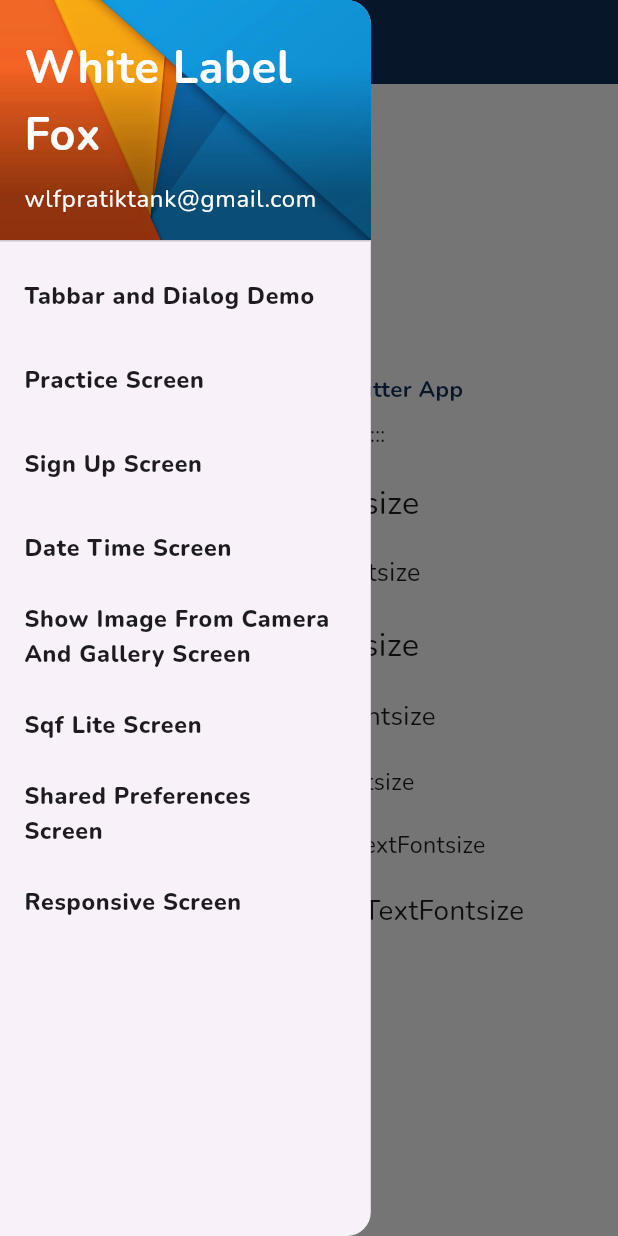
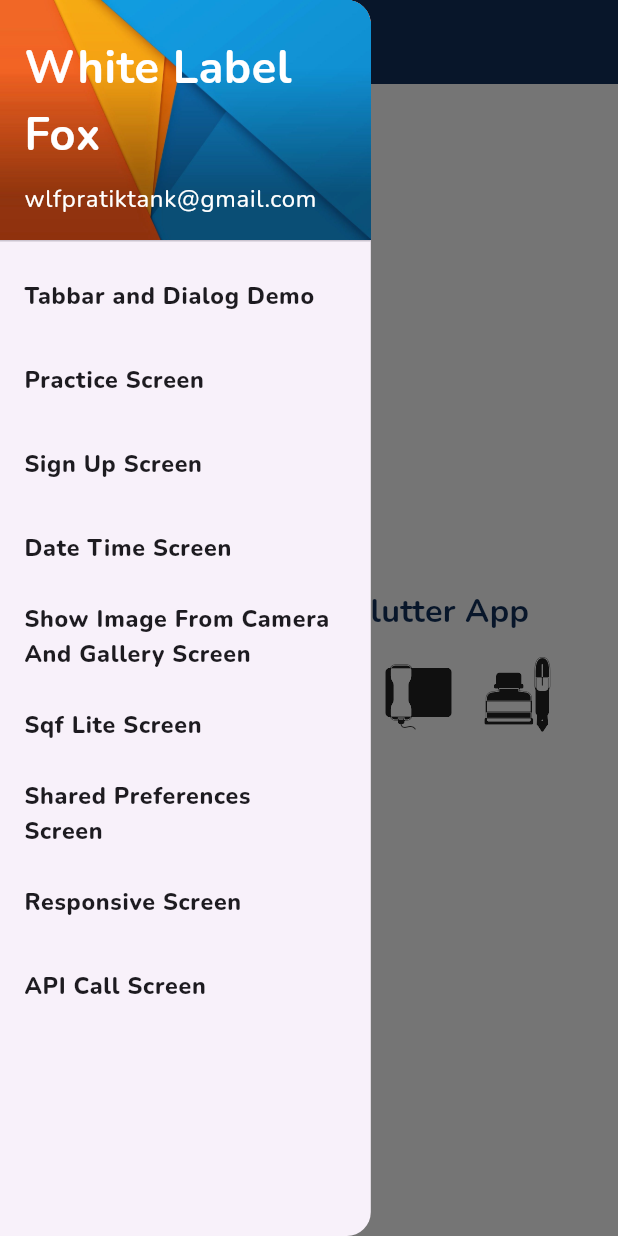
Before and after one commit to wlf-pratik-11/WLF-Flutter-Demo-App, a Flutter app: the screen it shows after launch, with the side drawer open, on a phone screen of 412 x 824 dp. Run offline on Flutter 3.47's test engine with Material 3 defaults, Android fonts, the phone set to English and light mode, and no system bars; our stand-ins replace dio, email_validator, google_fonts, image_cropper, image_picker, intl_phone_field and 4 more; accounts and stored records are empty.

Commit message:
Upload with Api call -  get all data and edit intermediate

```diff
--- a/lib/screens/main_page.dart
+++ b/lib/screens/main_page.dart
@@ -2,11 +2,13 @@ import 'package:flutter/material.dart';
 import 'package:flutter/services.dart';
 import 'package:main_app_demo/commons/common_functions.dart';
 import 'package:main_app_demo/commons/multi_language_strings.dart';
+import 'package:main_app_demo/screens/apiCallScreen/api_call_screen.dart';
 import 'package:main_app_demo/screens/sharedPreferencesScreen/shared_preferences_screen.dart';
 import 'package:main_app_demo/screens/showImageFromCamera/show_image_from_camera_and_gallery_screen.dart';
 import 'package:main_app_demo/screens/signUpScreen/signup_screen.dart';
 import 'package:main_app_demo/screens/sqfLiteDemo/sqflite_demo_screen.dart';
 import 'package:main_app_demo/screens/tabbarDemo/tabbar_screen.dart';
+import 'package:main_app_demo/utils/custom_icons.dart';
 
 import '../commons/my_colors.dart';
 import 'changeScreensDemo/content_holder_screen.dart';
@@ -48,6 +50,10 @@ class MainPage extends StatelessWidget {
     {
       "name":"Responsive Screen",
       "route": ResponsiveScreen()
+    },
+    {
+      "name":"API Call Screen",
+      "route": ApiCallScreen()
     }
   ];
 
@@ -104,40 +110,65 @@ class MainPage extends StatelessWidget {
             crossAxisAlignment: CrossAxisAlignment.center,
         mainAxisAlignment: MainAxisAlignment.center,
         children: [
-          Center(child: Text("Welcome to Our Flutter App",style: TextStyle(color: MyColors.darkBlue,fontWeight: FontWeight.bold,fontSize: 15),)),
+          Center(child: Text("Welcome to Our Flutter App",style: TextStyle(color: MyColors.darkBlue,fontWeight: FontWeight.bold,fontSize: tabbarFontsize),)),
+          // Padding(
+          //   padding: const EdgeInsets.all(10),
+          //   child: Text(":::: Font Sizes ::::"),
+          // ),
+          // Padding(
+          //   padding: const EdgeInsets.all(10),
+          //   child: Text("buttonFontsize",style: TextStyle(fontSize: buttonFontsize),),
+          // ),
+          // Padding(
+          //   padding: const EdgeInsets.all(10),
+          //   child: Text("descriptionFontsize",style: TextStyle(fontSize: descriptionFontsize),),
+          // ),
+          // Padding(
+          //   padding: const EdgeInsets.all(10),
+          //   child: Text("tabbarFontsize",style: TextStyle(fontSize: tabbarFontsize),),
+          // ),
+          // Padding(
+          //   padding: const EdgeInsets.all(10),
+          //   child: Text("textfieldTitleFontsize",style: TextStyle(fontSize: textfieldTitleFontsize),),
+          // ),
+          // Padding(
+          //   padding: const EdgeInsets.all(10),
+          //   child: Text("drawerTextFontsize",style: TextStyle(fontSize: drawerTextFontsize),),
+          // ),
+          // Padding(
+          //   padding: const EdgeInsets.all(10),
+          //   child: Text("fontSize: tabbarTitleTextFontsize",style: TextStyle(fontSize: tabbarTitleTextFontsize),),
+          // ),
+          // Padding(
+          //   padding: const EdgeInsets.all(10),
+          //   child: Text(" fontSize: alertDilogeTextFontsize",style: TextStyle( fontSize: alertDilogeTextFontsize),),
+          // ),
+          Row(
+            crossAxisAlignment: CrossAxisAlignment.center,
+            mainAxisAlignment:MainAxisAlignment.center,
+            children: [
               Padding(
-            padding: const EdgeInsets.all(10),
-            child: Text(":::: Font Sizes ::::"),
+                padding: const EdgeInsets.all(8.0),
+                child: Icon(CustomIcons.briefcase_svgrepo_com,size: 50,),
               ),
               Padding(
-            padding: const EdgeInsets.all(10),
-            child: Text("buttonFontsize",style: TextStyle(fontSize: buttonFontsize),),
+                padding: const EdgeInsets.all(8.0),
+                child: Icon(CustomIcons.brightness_6,size: 50,),
               ),
               Padding(
-            padding: const EdgeInsets.all(10),
-            child: Text("descriptionFontsize",style: TextStyle(fontSize: descriptionFontsize),),
+                padding: const EdgeInsets.all(8.0),
+                child: Icon(CustomIcons.brightness_auto,size: 50,),
               ),
               Padding(
-            padding: const EdgeInsets.all(10),
-            child: Text("tabbarFontsize",style: TextStyle(fontSize: tabbarFontsize),),
+                padding: const EdgeInsets.all(8.0),
+                child: Icon(CustomIcons.telephone_svgrepo_com,size: 50,),
               ),
               Padding(
-            padding: const EdgeInsets.all(10),
-            child: Text("textfieldTitleFontsize",style: TextStyle(fontSize: textfieldTitleFontsize),),
+                padding: const EdgeInsets.all(8.0),
+                child: Icon(CustomIcons.pen_svgrepo_com,size: 50,),
               ),
-          Padding(
-            padding: const EdgeInsets.all(10),
-            child: Text("drawerTextFontsize",style: TextStyle(fontSize: drawerTextFontsize),),
-          ),
-          Padding(
-            padding: const EdgeInsets.all(10),
-            child: Text("fontSize: tabbarTitleTextFontsize",style: TextStyle(fontSize: tabbarTitleTextFontsize),),
-          ),
-          Padding(
-            padding: const EdgeInsets.all(10),
-            child: Text(" fontSize: alertDilogeTextFontsize",style: TextStyle( fontSize: alertDilogeTextFontsize),),
-          ),
-
+            ],
+          )
 
         ],
       ),
--- /dev/null
+++ b/lib/utils/custom_icons.dart
@@ -0,0 +1,33 @@
+/// Flutter icons CustomIcons
+/// Copyright (C) 2025 by original authors @ fluttericon.com, fontello.com
+/// This font was generated by FlutterIcon.com, which is derived from Fontello.
+///
+/// To use this font, place it in your fonts/ directory and include the
+/// following in your pubspec.yaml
+///
+/// flutter:
+///   fonts:
+///    - family:  CustomIcons
+///      fonts:
+///       - asset: fonts/CustomIcons.ttf
+///
+///
+/// * Material Design Icons, Copyright (C) Google, Inc
+///         Author:    Google
+///         License:   Apache 2.0 (https://www.apache.org/licenses/LICENSE-2.0)
+///         Homepage:  https://design.google.com/icons/
+///
+import 'package:flutter/widgets.dart';
+
+class CustomIcons {
+  CustomIcons._();
+
+  static const _kFontFam = 'CustomIcons';
+  static const String? _kFontPkg = null;
+
+  static const IconData brightness_6 = IconData(0xe800, fontFamily: _kFontFam, fontPackage: _kFontPkg);
+  static const IconData brightness_auto = IconData(0xe801, fontFamily: _kFontFam, fontPackage: _kFontPkg);
+  static const IconData pen_svgrepo_com = IconData(0xe802, fontFamily: _kFontFam, fontPackage: _kFontPkg);
+  static const IconData telephone_svgrepo_com = IconData(0xe803, fontFamily: _kFontFam, fontPackage: _kFontPkg);
+  static const IconData briefcase_svgrepo_com = IconData(0xe804, fontFamily: _kFontFam, fontPackage: _kFontPkg);
+}
--- a/pubspec.yaml
+++ b/pubspec.yaml
@@ -46,6 +46,8 @@ dependencies:
   image_cropper: 7.1.0
   sqflite: any
   shared_preferences: any
+  dio: any
+
 
 dev_dependencies:
   flutter_test:
@@ -85,6 +87,10 @@ flutter:
   # "family" key with the font family name, and a "fonts" key with a
   # list giving the asset and other descriptors for the font. For
   # example:
+  fonts:
+    - family: CustomIcons
+      fonts:
+        - asset: assets/fonts/CustomIcons.ttf
   # fonts:
   #   - family: Schyler
   #     fonts:
```
Also changed, not shown: assets/fonts/config.json (added, +64 -0 lines), lib/commons/common_functions.dart (+7 -0 lines), lib/screens/apiCallScreen/api_call_screen.dart (added, +131 -0 lines), lib/screens/apiCallScreen/api_call_screen_bloc.dart (added, +19 -0 lines), lib/screens/apiCallScreen/api_call_screen_dl.dart (added, +70 -0 lines), lib/screens/apiCallScreen/api_call_screen_repo.dart (added, +22 -0 lines), lib/screens/apiCallScreen/editDataScreen/edit_data_screen.dart (added, +95 -0 lines), lib/screens/apiCallScreen/editDataScreen/edit_data_screen_bloc.dart (added, +26 -0 lines), assets/fonts/CustomIcons.ttf (added), pubspec.lock. Lines whose indentation alone changed are shown as unchanged.
